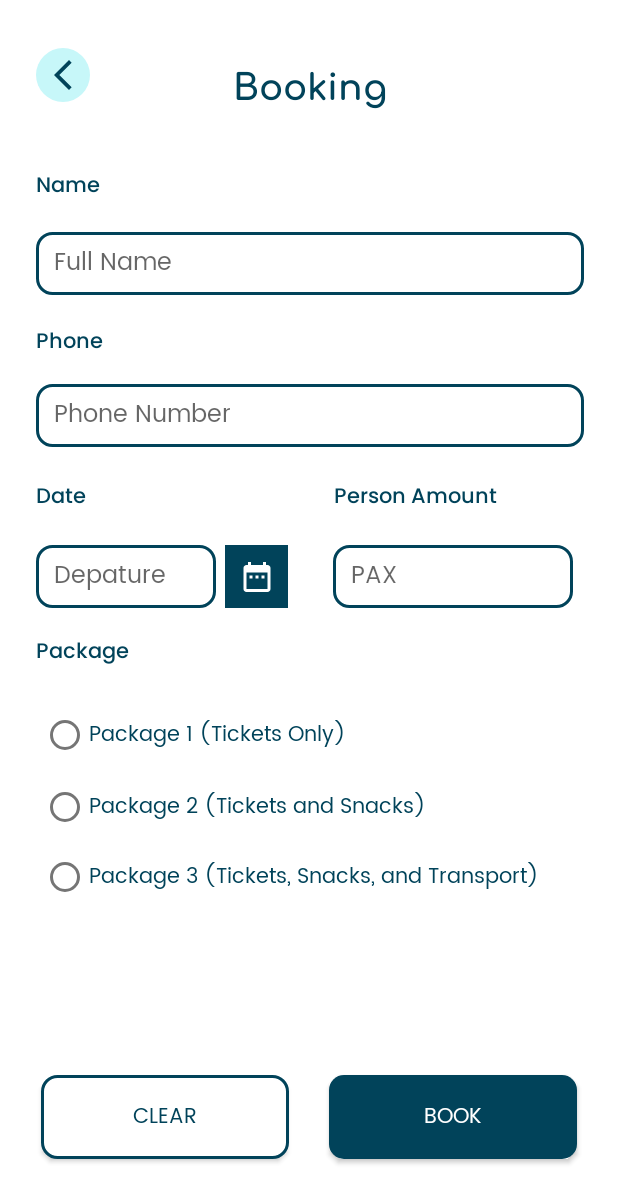
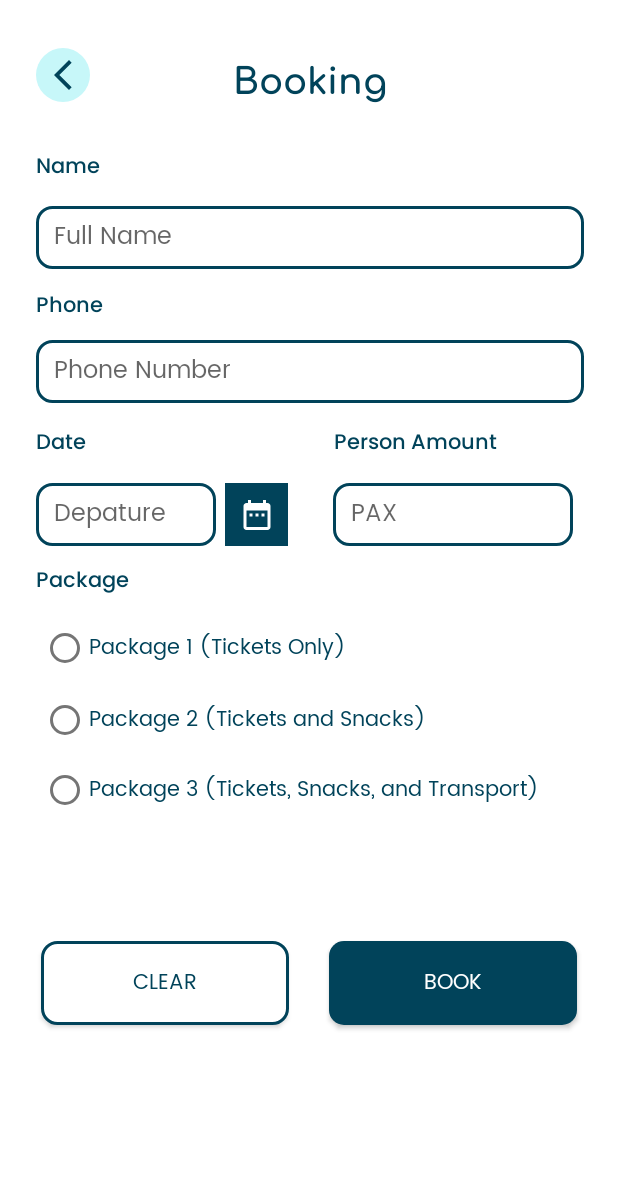
Before and after one commit to mohamad-gilang/booking.in, an Android app: the BookingMenu screen opened directly, with no data from a screen before it, on a phone screen of 412 x 824 dp. Shown: the top 1203 px of the screen. Run offline under Robolectric (Android 15) with nearby library versions, the phone set to English and light mode, and no system bars.

Commit message:
add booking and summary menu

```diff
--- a/app/src/main/AndroidManifest.xml
+++ b/app/src/main/AndroidManifest.xml
@@ -16,6 +16,12 @@
         android:supportsRtl="true"
         android:theme="@style/Theme.Bookingin"
         android:usesCleartextTraffic="true">
+        <activity
+            android:name=".Confirm"
+            android:exported="false" />
+        <activity
+            android:name=".Booking"
+            android:exported="false" />
         <activity
             android:name=".confirm.ConfirmReview"
             android:exported="false" />
--- a/app/src/main/java/com/example/bookingin/BookingMenu.java
+++ b/app/src/main/java/com/example/bookingin/BookingMenu.java
@@ -1,26 +1,12 @@
 package com.example.bookingin;
 
-import androidx.annotation.NonNull;
 import androidx.appcompat.app.AppCompatActivity;
-import androidx.core.app.ActivityCompat;
 
 import android.Manifest;
-import android.app.Activity;
-import android.app.AlertDialog;
 import android.app.DatePickerDialog;
 import android.app.ProgressDialog;
-import android.content.Context;
-import android.content.DialogInterface;
 import android.content.Intent;
-import android.content.pm.PackageManager;
-import android.database.Cursor;
-import android.net.Uri;
-import android.os.Build;
 import android.os.Bundle;
-import android.os.Environment;
-import android.os.Handler;
-import android.provider.MediaStore;
-import android.util.Log;
 import android.view.View;
 import android.widget.Button;
 import android.widget.DatePicker;
@@ -30,30 +16,8 @@ import android.widget.ImageView;
 import android.widget.RadioButton;
 import android.widget.RadioGroup;
 import android.widget.TextView;
-import android.widget.Toast;
 
-import com.androidnetworking.AndroidNetworking;
-import com.androidnetworking.common.Priority;
-import com.androidnetworking.error.ANError;
-import com.androidnetworking.interfaces.JSONObjectRequestListener;
-import com.bumptech.glide.Glide;
-
-import org.json.JSONObject;
-
-import java.io.File;
-import java.io.IOException;
-import java.text.SimpleDateFormat;
 import java.util.Calendar;
-import java.util.Date;
-
-import okhttp3.MediaType;
-import okhttp3.MultipartBody;
-import okhttp3.RequestBody;
-import okhttp3.ResponseBody;
-import retrofit2.Call;
-import retrofit2.Callback;
-import retrofit2.Response;
-import retrofit2.Retrofit;
 
 public class BookingMenu extends AppCompatActivity implements View.OnClickListener, DatePickerDialog.OnDateSetListener {
 
@@ -78,22 +42,22 @@ public class BookingMenu extends AppCompatActivity implements View.OnClickListen
     protected void onCreate(Bundle savedInstanceState) {
         super.onCreate(savedInstanceState);
         setContentView(R.layout.activity_booking);
-        _txNama = findViewById(R.id.txName);
-        _txHP = findViewById(R.id.txHP);
-        _txDate = findViewById(R.id.txDate);
-        _dateShow = findViewById(R.id.btn_calendar);
-        _txTiket = findViewById(R.id.txTiket);
+        _txNama = findViewById(R.id.txtBookingName);
+        _txHP = findViewById(R.id.txtBookingPhone);
+        _txDate = findViewById(R.id.txtBookingDate);
+        _dateShow = findViewById(R.id.btnBookingDate);
+        _txTiket = findViewById(R.id.txtBookingPassenger);
         _setPaket = findViewById(R.id.setPaket);
 
         progressDialog = new ProgressDialog(this);
 
-        _RG1 = findViewById(R.id.radio_group_1);
-        _RB1 = findViewById(R.id.rb1);
-        _RB2 = findViewById(R.id.rb2);
-        _RB3 = findViewById(R.id.rb3);
+        _RG1 = findViewById(R.id.bookingPackageGroup);
+        _RB1 = findViewById(R.id.bookingPackage1);
+        _RB2 = findViewById(R.id.bookingPackage2);
+        _RB3 = findViewById(R.id.bookingPackage3);
 
-        _btnClear = findViewById(R.id.btn_clear);
-        _btnBook = findViewById(R.id.btn_submit);
+        _btnClear = findViewById(R.id.btnSummaryClear);
+        _btnBook = findViewById(R.id.btnSummaryContinue);
         _btnBack = findViewById(R.id.btn_back);
 
         _dateShow.setOnClickListener(this);
@@ -106,13 +70,13 @@ public class BookingMenu extends AppCompatActivity implements View.OnClickListen
             public void onCheckedChanged(RadioGroup radioGroup, int i) {
                 int id = _RG1.getCheckedRadioButtonId();
                 switch (id) {
-                    case R.id.rb1:
+                    case R.id.bookingPackage1:
                         _setPaket.setText("Paket 1", TextView.BufferType.EDITABLE);
                         break;
-                    case R.id.rb2:
+                    case R.id.bookingPackage2:
                         _setPaket.setText("Paket 2", TextView.BufferType.EDITABLE);
                         break;
-                    case R.id.rb3:
+                    case R.id.bookingPackage3:
                         _setPaket.setText("Paket 3", TextView.BufferType.EDITABLE);
                         break;
                 }
--- a/app/src/main/java/com/example/bookingin/Review.java
+++ b/app/src/main/java/com/example/bookingin/Review.java
@@ -25,8 +25,8 @@ public class Review extends AppCompatActivity implements View.OnClickListener {
     protected void onCreate(Bundle savedInstanceState) {
         super.onCreate(savedInstanceState);
         setContentView(R.layout.activity_review);
-        _btnSubmit = findViewById(R.id.btn_submit);
-        _btnClear = findViewById(R.id.btn_clear);
+        _btnSubmit = findViewById(R.id.btnSummaryContinue);
+        _btnClear = findViewById(R.id.btnSummaryClear);
         _btnBack = findViewById(R.id.btn_back);
         _email = (EditText) findViewById(R.id.email);
         _message = findViewById(R.id.message);
--- a/app/src/main/java/com/example/bookingin/wishlist/ActivityAdd.java
+++ b/app/src/main/java/com/example/bookingin/wishlist/ActivityAdd.java
@@ -2,7 +2,6 @@ package com.example.bookingin.wishlist;
 
 import androidx.appcompat.app.AppCompatActivity;
 
-import android.Manifest;
 import android.content.Intent;
 import android.os.Bundle;
 import android.view.View;
@@ -11,8 +10,6 @@ import android.widget.EditText;
 import android.widget.ImageButton;
 import android.widget.TextView;
 
-import com.example.bookingin.Contact;
-import com.example.bookingin.MainActivity;
 import com.example.bookingin.R;
 
 public class ActivityAdd extends AppCompatActivity {
@@ -29,7 +26,7 @@ public class ActivityAdd extends AppCompatActivity {
         title_input = findViewById(R.id.title_input);
         budget_input = findViewById(R.id.budget_input);
         add_button = findViewById(R.id.btn_add);
-        clear_button = findViewById(R.id.btn_clear);
+        clear_button = findViewById(R.id.btnSummaryClear);
         _btnBack = findViewById(R.id.btn_back);
 
         budget_input.setText("Rp." , TextView.BufferType.EDITABLE);
--- a/app/src/main/java/com/example/bookingin/wishlist/ActivityUpdate.java
+++ b/app/src/main/java/com/example/bookingin/wishlist/ActivityUpdate.java
@@ -31,7 +31,7 @@ public class ActivityUpdate extends AppCompatActivity {
         title_input = findViewById(R.id.title_input);
         budget_input = findViewById(R.id.budget_input);
         update_button = findViewById(R.id.btn_update);
-        delete_button = findViewById(R.id.btn_clear);
+        delete_button = findViewById(R.id.btnSummaryClear);
         _btnBack = findViewById(R.id.btn_back);
 
         _btnBack.setOnClickListener(new View.OnClickListener() {
--- a/app/src/main/res/layout/activity_add.xml
+++ b/app/src/main/res/layout/activity_add.xml
@@ -116,11 +116,11 @@
         android:textSize="14dp"
         app:layout_constraintBottom_toBottomOf="parent"
         app:layout_constraintEnd_toEndOf="parent"
-        app:layout_constraintStart_toEndOf="@+id/btn_clear" />
+        app:layout_constraintStart_toEndOf="@+id/btnSummaryClear" />
 
     <androidx.appcompat.widget.AppCompatButton
 
-        android:id="@+id/btn_clear"
+        android:id="@+id/btnSummaryClear"
         android:layout_width="165dp"
         android:layout_height="56dp"
         android:layout_marginStart="24dp"
--- a/app/src/main/res/layout/activity_booking.xml
+++ b/app/src/main/res/layout/activity_booking.xml
@@ -1,11 +1,16 @@
 <?xml version="1.0" encoding="utf-8"?>
-<androidx.constraintlayout.widget.ConstraintLayout xmlns:android="http://schemas.android.com/apk/res/android"
+<ScrollView xmlns:android="http://schemas.android.com/apk/res/android"
     xmlns:app="http://schemas.android.com/apk/res-auto"
     xmlns:tools="http://schemas.android.com/tools"
     android:layout_width="match_parent"
     android:layout_height="match_parent"
     android:background="@color/white"
     tools:context=".BookingMenu">
+
+    <androidx.constraintlayout.widget.ConstraintLayout
+        android:layout_width="match_parent"
+        android:layout_height="wrap_content"
+        android:orientation="vertical">
 
         <TextView
             android:id="@+id/textView"
@@ -60,13 +65,13 @@
             app:layout_constraintVertical_bias="0.25">
 
             <RadioGroup
-            android:id="@+id/radio_group_1"
+                android:id="@+id/bookingPackageGroup"
                 android:layout_width="match_parent"
                 android:layout_height="match_parent"
                 android:layout_weight="1">
 
                 <RadioButton
-                android:id="@+id/rb1"
+                    android:id="@+id/bookingPackage1"
                     android:layout_width="match_parent"
                     android:layout_height="wrap_content"
                     android:fontFamily="@font/poppins"
@@ -74,7 +79,7 @@
                     android:textColor="@color/biru_primary" />
 
                 <RadioButton
-                android:id="@+id/rb2"
+                    android:id="@+id/bookingPackage2"
                     android:layout_width="match_parent"
                     android:layout_height="wrap_content"
                     android:fontFamily="@font/poppins"
@@ -82,7 +87,7 @@
                     android:textColor="@color/biru_primary" />
 
                 <RadioButton
-                android:id="@+id/rb3"
+                    android:id="@+id/bookingPackage3"
                     android:layout_width="match_parent"
                     android:layout_height="wrap_content"
                     android:fontFamily="@font/poppins"
@@ -93,7 +98,7 @@
         </LinearLayout>
 
         <EditText
-        android:id="@+id/txName"
+            android:id="@+id/txtBookingName"
             android:layout_width="365dp"
             android:layout_height="42dp"
             android:layout_marginStart="24dp"
@@ -113,7 +118,7 @@
             app:layout_constraintVertical_bias="0.198" />
 
         <EditText
-        android:id="@+id/txTiket"
+            android:id="@+id/txtBookingPassenger"
             android:layout_width="160dp"
             android:layout_height="42dp"
             android:layout_marginEnd="24dp"
@@ -133,7 +138,7 @@
             app:layout_constraintVertical_bias="0.465" />
 
         <EditText
-        android:id="@+id/txDate"
+            android:id="@+id/txtBookingDate"
             android:layout_width="120dp"
             android:layout_height="42dp"
             android:layout_marginStart="24dp"
@@ -213,7 +218,7 @@
             app:layout_constraintVertical_bias="0.271" />
 
         <EditText
-        android:id="@+id/txHP"
+            android:id="@+id/txtBookingPhone"
             android:layout_width="365dp"
             android:layout_height="42dp"
             android:layout_marginStart="24dp"
@@ -234,7 +239,7 @@
 
         <androidx.appcompat.widget.AppCompatButton
 
-        android:id="@+id/btn_clear"
+            android:id="@+id/btnSummaryClear"
             android:layout_width="165dp"
             android:layout_height="56dp"
             android:layout_marginStart="24dp"
@@ -246,12 +251,12 @@
             android:textColor="@color/biru_primary"
             android:textSize="14dp"
             app:layout_constraintBottom_toBottomOf="parent"
-        app:layout_constraintEnd_toStartOf="@+id/btn_submit"
+            app:layout_constraintEnd_toStartOf="@+id/btnSummaryContinue"
             app:layout_constraintStart_toStartOf="parent"
             app:layout_constraintVertical_bias="1.0" />
 
         <androidx.appcompat.widget.AppCompatButton
-        android:id="@+id/btn_submit"
+            android:id="@+id/btnSummaryContinue"
             android:layout_width="165dp"
             android:layout_height="56dp"
             android:layout_marginStart="24dp"
@@ -265,11 +270,11 @@
             android:textSize="14dp"
             app:layout_constraintBottom_toBottomOf="parent"
             app:layout_constraintEnd_toEndOf="parent"
-        app:layout_constraintStart_toEndOf="@+id/btn_clear"
+            app:layout_constraintStart_toEndOf="@+id/btnSummaryClear"
             app:layout_constraintVertical_bias="1.0" />
 
         <ImageButton
-        android:id="@+id/btn_calendar"
+            android:id="@+id/btnBookingDate"
             android:layout_width="42dp"
             android:layout_height="42dp"
             android:background="@color/biru_primary"
@@ -296,5 +301,5 @@
             app:layout_constraintStart_toEndOf="@+id/textView25"
             app:layout_constraintTop_toTopOf="parent" />
 
-
     </androidx.constraintlayout.widget.ConstraintLayout>
+</ScrollView>
--- a/app/src/main/res/layout/activity_update.xml
+++ b/app/src/main/res/layout/activity_update.xml
@@ -116,11 +116,11 @@
         android:textSize="14dp"
         app:layout_constraintBottom_toBottomOf="parent"
         app:layout_constraintEnd_toEndOf="parent"
-        app:layout_constraintStart_toEndOf="@+id/btn_clear" />
+        app:layout_constraintStart_toEndOf="@+id/btnSummaryClear" />
 
     <androidx.appcompat.widget.AppCompatButton
 
-        android:id="@+id/btn_clear"
+        android:id="@+id/btnSummaryClear"
         android:layout_width="165dp"
         android:layout_height="56dp"
         android:layout_marginStart="24dp"
--- a/app/src/main/res/xml/file_paths.xml
+++ b/app/src/main/res/xml/file_paths.xml
@@ -1,6 +1,8 @@
 <?xml version="1.0" encoding="utf-8"?>
 <paths xmlns:android="http://schemas.android.com/apk/res/android">
 
-    <external-path name="my_images" path="Pictures/" />
+    <external-path
+        name="external_files"
+        path="." />
 
 </paths>
```
Also changed, not shown: app/build.gradle (+9 -13 lines), app/src/main/java/com/example/bookingin/Booking.java (added, +114 -0 lines), app/src/main/java/com/example/bookingin/Confirm.java (added, +30 -0 lines), app/src/main/java/com/example/bookingin/Contact.java (+2 -6 lines), app/src/main/java/com/example/bookingin/Summary.java (+240 -50 lines), app/src/main/res/layout/activity_contact.xml (+4 -4 lines), app/src/main/res/layout/activity_review.xml (+4 -4 lines), app/src/main/res/layout/activity_summary.xml (+21 -16 lines). Lines whose indentation alone changed are shown as unchanged.
